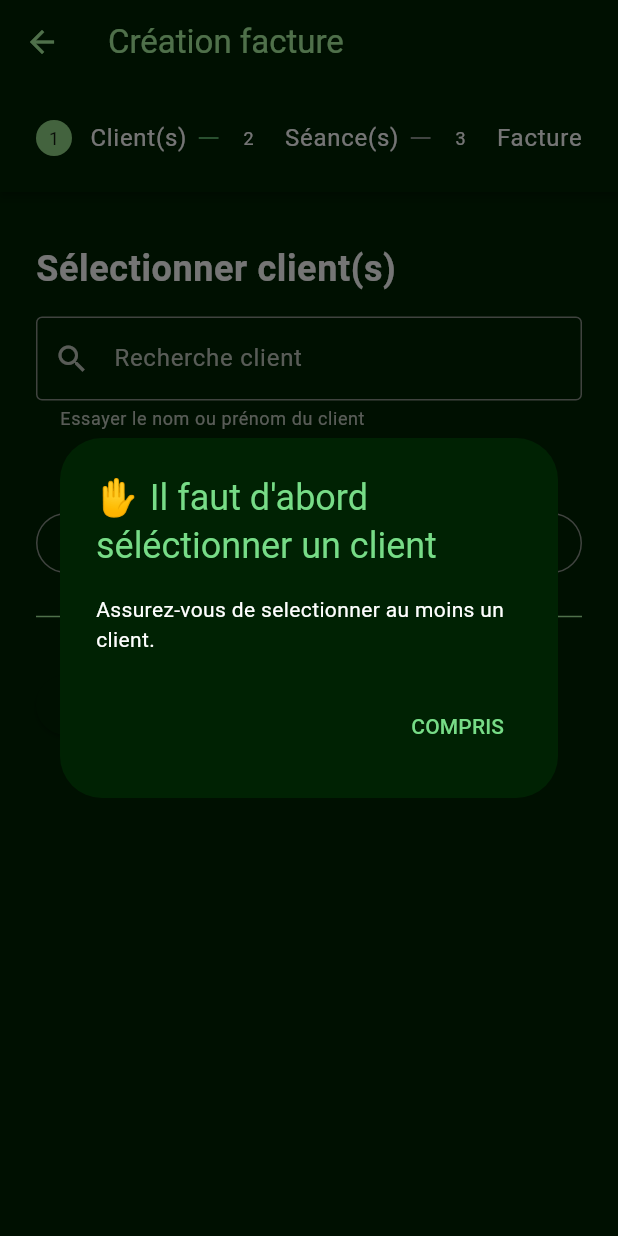
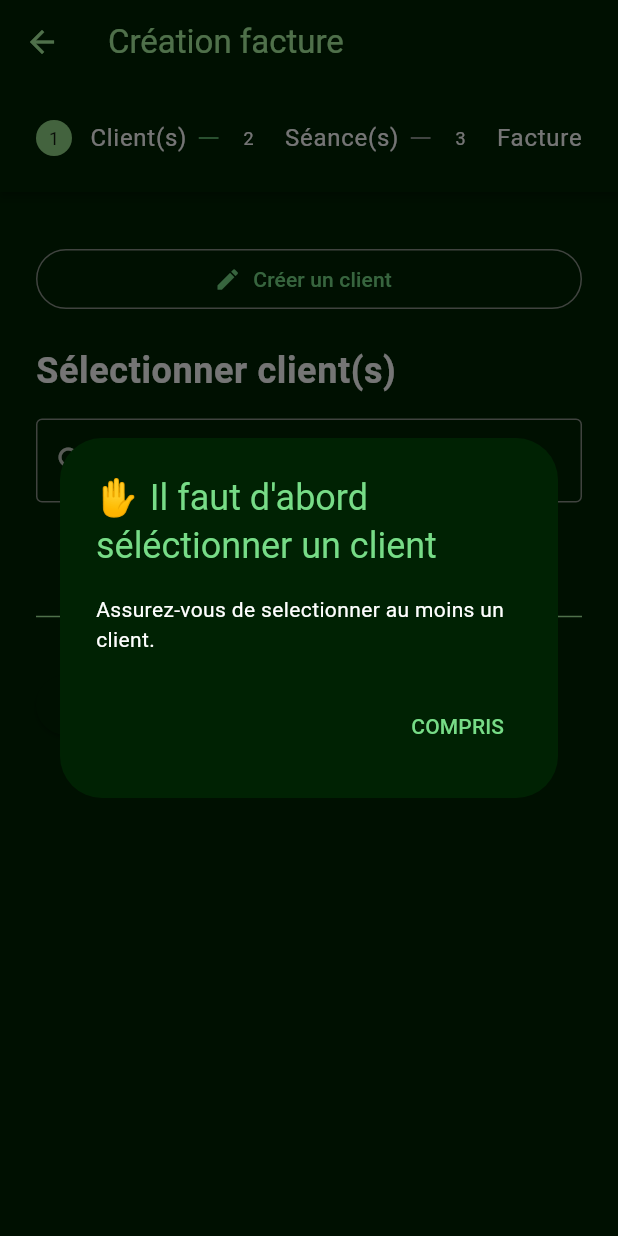
Before and after one commit to avariable2/bordero, a Flutter app: the FullScreenDialogCreationFacture screen opened directly, after a tap on "CONTINUER", on a phone screen of 412 x 824 dp. Run offline on Flutter 3.47's test engine with Material 2 defaults, Android fonts, the phone set to English and light mode, and no system bars; our stand-ins replace email_validator, firebase_auth, firebase_core, google_fonts, open_file, pdf and 5 more; missing offline and left inert: onboarding, pdf_viewer_plugin; accounts and stored records are empty.

Commit message:
feat: Changement d'affcihage de certaine couleur dans l'application;

```diff
--- a/lib/component/list_recherche_action.dart
+++ b/lib/component/list_recherche_action.dart
@@ -172,6 +172,7 @@ class ListRechercheEtActionState extends State<ListRechercheEtAction> {
         ),
         leading: Icon(widget.icon),
         selected: _listItemsSelectionners[index],
+        tileColor: Theme.of(context).colorScheme.surfaceVariant,
         onTap: () => {
               widget.onSelectedItem(widget.list[index]),
               if (widget.needSelectedItem)
--- a/lib/dialog/creation_document.dart
+++ b/lib/dialog/creation_document.dart
@@ -160,6 +160,21 @@ class _FormulaireCreationFactureState extends State<FormulaireCreationFacture> {
       shrinkWrap: true,
       physics: const BouncingScrollPhysics(),
       children: [
+        Padding(
+          padding: const EdgeInsets.only(top: 10, bottom: 10),
+          child: OutlinedButton.icon(
+            onPressed: () => Navigator.push(
+              context,
+              MaterialPageRoute<void>(
+                builder: (BuildContext context) =>
+                const FullScreenDialogAjouterClient(),
+                fullscreenDialog: true,
+              ),
+            ).then((value) => _getListClients()),
+            label: const Text("Créer un client"),
+            icon: const Icon(Icons.create),
+          ),
+        ),
         ListRechercheEtAction(
           titre: 'Sélectionner client(s)',
           icon: Icons.account_circle_sharp,
@@ -178,21 +193,7 @@ class _FormulaireCreationFactureState extends State<FormulaireCreationFacture> {
           needRecherche: true,
           filterChipsNames: const [],
         ),
-        Padding(
-          padding: const EdgeInsets.only(top: 10, bottom: 10),
-          child: OutlinedButton.icon(
-            onPressed: () => Navigator.push(
-              context,
-              MaterialPageRoute<void>(
-                builder: (BuildContext context) =>
-                    const FullScreenDialogAjouterClient(),
-                fullscreenDialog: true,
-              ),
-            ).then((value) => _getListClients()),
-            label: const Text("Créer un client"),
-            icon: const Icon(Icons.add),
-          ),
-        ),
+
         const Divider(
           height: 30,
         ),
@@ -212,6 +213,21 @@ class _FormulaireCreationFactureState extends State<FormulaireCreationFacture> {
         child: Column(
           crossAxisAlignment: CrossAxisAlignment.center,
           children: [
+            Padding(
+              padding: const EdgeInsets.only(top: 10, bottom: 10),
+              child: OutlinedButton.icon(
+                onPressed: () => Navigator.push(
+                  context,
+                  MaterialPageRoute<void>(
+                    builder: (BuildContext context) =>
+                    const FullScreenDialogAjouterClient(),
+                    fullscreenDialog: true,
+                  ),
+                ).then((value) => _getListClients()),
+                label: const Text("Créer un client"),
+                icon: const Icon(Icons.create),
+              ),
+            ),
             Row(
               children: [
                 Expanded(
@@ -321,7 +337,7 @@ class _FormulaireCreationFactureState extends State<FormulaireCreationFacture> {
                 ),
               ],
             ),
-            ElevatedButton.icon(
+            OutlinedButton.icon(
               onPressed: () {
                 if (_formKeySeance.currentState!.validate()) {
                   Seance s = Seance(
--- a/lib/page/page_information_praticien.dart
+++ b/lib/page/page_information_praticien.dart
@@ -334,6 +334,7 @@ class DialogInfoPraticienState extends State<DialogInfoPraticien> {
         key: _formProfessionelKey,
         child: Column(crossAxisAlignment: CrossAxisAlignment.center, children: [
           SwitchListTile(
+              activeColor: Theme.of(context).colorScheme.primary,
               title: const Text("Etes-vous exonéré de TVA ?"),
               value: estExonererDeTVA,
               onChanged: (bool value) =>
@@ -398,6 +399,7 @@ class DialogInfoPraticienState extends State<DialogInfoPraticien> {
             children: [
               Expanded(
                 child: CheckboxListTile(
+                  activeColor: Theme.of(context).colorScheme.primary,
                   title: Text(listTypePayements[0].key),
                   value: listTypePayements[0].selectionner,
                   onChanged: (bool? value) => {
@@ -409,6 +411,7 @@ class DialogInfoPraticienState extends State<DialogInfoPraticien> {
               ),
               Expanded(
                 child: CheckboxListTile(
+                  activeColor: Theme.of(context).colorScheme.primary,
                   title: Text(listTypePayements[1].key),
                   value: listTypePayements[1].selectionner,
                   onChanged: (bool? value) => {
@@ -424,6 +427,7 @@ class DialogInfoPraticienState extends State<DialogInfoPraticien> {
             children: [
               Expanded(
                 child: CheckboxListTile(
+                  activeColor: Theme.of(context).colorScheme.primary,
                   title: Text(listTypePayements[2].key),
                   value: listTypePayements[2].selectionner,
                   onChanged: (bool? value) => {
@@ -435,6 +439,7 @@ class DialogInfoPraticienState extends State<DialogInfoPraticien> {
               ),
               Expanded(
                 child: CheckboxListTile(
+                  activeColor: Theme.of(context).colorScheme.primary,
                   title: Text(listTypePayements[3].key),
                   value: listTypePayements[3].selectionner,
                   onChanged: (bool? value) => {
--- a/lib/page/page_parametres.dart
+++ b/lib/page/page_parametres.dart
@@ -87,7 +87,7 @@ class _ParametresGlobauxState extends State<ParametresGlobaux> {
               Consumer<ThemeSettings>(
                 builder: (context, value, child) {
                   return SwitchListTile(
-                    activeColor: Theme.of(context).primaryColorLight,
+                    activeColor: Theme.of(context).colorScheme.primary,
                     title: const Text("Theme sombre"),
                     value: value.darkTheme,
                     onChanged: (newValue) => value.toggleTheme(),
```
